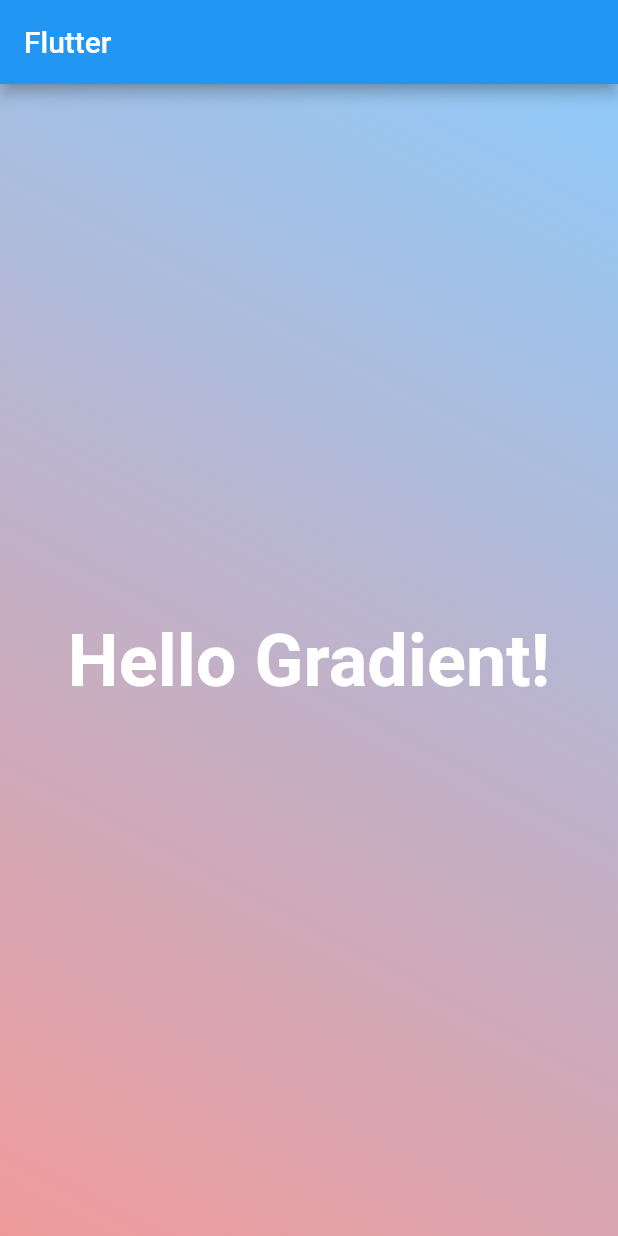
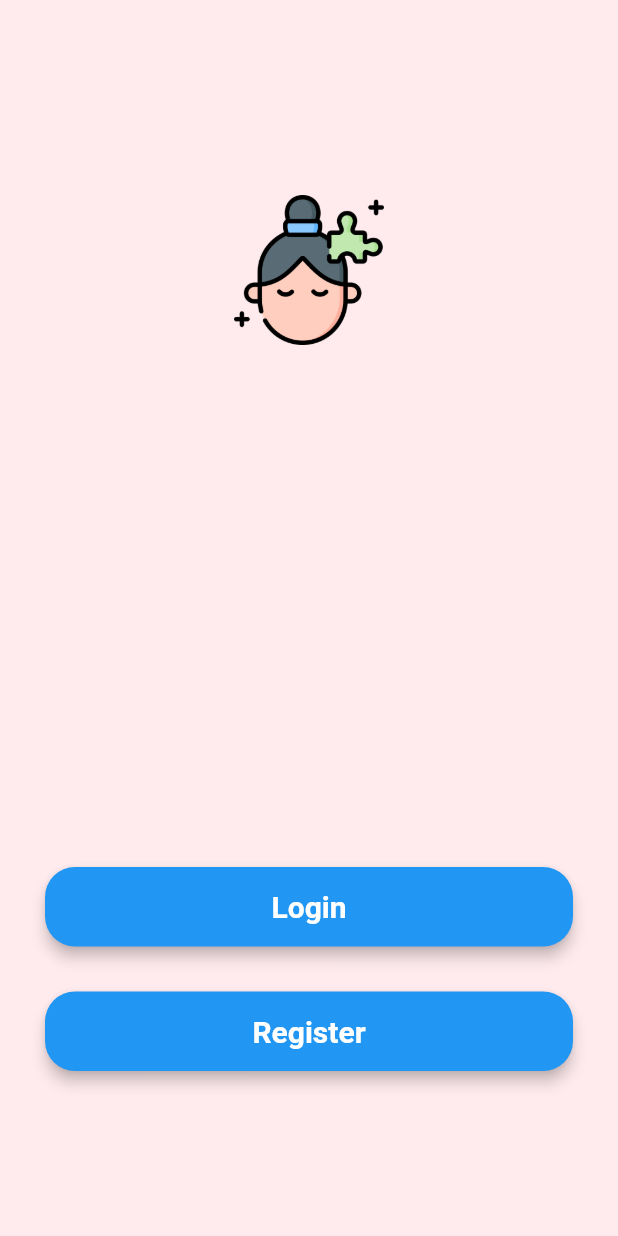
Before and after one commit to iwanjo/furaha-flutter, a Flutter app: the screen it shows after launch, on a phone screen of 412 x 824 dp. Run offline on Flutter 3.47's test engine with Material 2 defaults, Android fonts, the phone set to English and light mode, and no system bars.

Commit message:
Furaha Home Screen

```diff
--- a/furaha_app/lib/main.dart
+++ b/furaha_app/lib/main.dart
@@ -1,4 +1,5 @@
 import 'package:flutter/material.dart';
+import 'package:furaha_app/views/opening_screen.dart';
 
 void main() => runApp(MyApp());
 
@@ -6,38 +7,11 @@ class MyApp extends StatelessWidget {
   @override
   Widget build(BuildContext context) {
     return MaterialApp(
-      title: 'Flutter Demo',
+      title: 'Opening Screen',
       theme: ThemeData(
         primarySwatch: Colors.blue,
       ),
-      home: HomePage(),
+      home: OpeningScreen(),
     );
   }
 }
-
-class HomePage extends StatelessWidget {
-  @override
-  Widget build(BuildContext context) {
-    return Scaffold(
-        appBar: AppBar(
-          title: Text('Flutter'),
-        ),
-        body: Center(
-            child: Container(
-          decoration: BoxDecoration(
-              gradient: LinearGradient(
-                  begin: Alignment.topRight,
-                  end: Alignment.bottomLeft,
-                  colors: [Colors.blue[200], Colors.red[200]])),
-          child: Center(
-            child: Text(
-              'Hello Gradient!',
-              style: TextStyle(
-                  fontSize: 48.0,
-                  fontWeight: FontWeight.bold,
-                  color: Colors.white),
-            ),
-          ),
-        )));
-  }
-}
--- /dev/null
+++ b/furaha_app/lib/views/opening_screen.dart
@@ -0,0 +1,92 @@
+import 'package:flutter/material.dart';
+
+class OpeningScreen extends StatelessWidget {
+  @override
+  Widget build(BuildContext context) {
+    final mq = MediaQuery.of(context);
+
+    final logo = Image.asset(
+      "assets/mental-health.png",
+      fit: BoxFit.fill,
+      width: 100.0,
+      height: 100.0,
+    );
+
+    final loginButton = Material(
+      elevation: 4.0,
+      borderRadius: BorderRadius.circular(20.0),
+      color: Colors.blue,
+      child: MaterialButton(
+        minWidth: mq.size.width / 1.2,
+        padding: EdgeInsets.fromLTRB(10.0, 15.0, 10.0, 15.0),
+        child: Text(
+          'Login',
+          textAlign: TextAlign.center,
+          style: TextStyle(
+              fontSize: 20.0, color: Colors.white, fontWeight: FontWeight.bold),
+        ),
+        onPressed: () {
+          print("Login Pressed");
+        },
+      ),
+    );
+
+    final registerButton = Material(
+      elevation: 4.0,
+      borderRadius: BorderRadius.circular(20.0),
+      color: Colors.blue,
+      child: MaterialButton(
+        minWidth: mq.size.width / 1.2,
+        padding: EdgeInsets.fromLTRB(10.0, 15.0, 10.0, 15.0),
+        child: Text(
+          'Register',
+          textAlign: TextAlign.center,
+          style: TextStyle(
+              fontSize: 20.0, color: Colors.white, fontWeight: FontWeight.bold),
+        ),
+        onPressed: () {
+          print("Register Pressed");
+        },
+      ),
+    );
+
+    final buttons = Column(
+      mainAxisAlignment: MainAxisAlignment.start,
+      crossAxisAlignment: CrossAxisAlignment.stretch,
+      children: <Widget>[
+        loginButton,
+        Padding(
+          padding: EdgeInsets.fromLTRB(0, 30, 0, 80),
+          child: registerButton,
+        )
+      ],
+    );
+
+    return Scaffold(
+      backgroundColor: Color(0XFFFFFEBEE),
+      body: Padding(
+        padding: EdgeInsets.all(30),
+        child: Column(
+          mainAxisAlignment: MainAxisAlignment.spaceBetween,
+          children: <Widget>[
+            // Text(
+            //   'Welcome to Furaha',
+            //   textAlign: TextAlign.center,
+
+            //   style: TextStyle(
+            //       fontSize: 40.0,
+            //       color: Colors.black,
+            //       fontWeight: FontWeight.bold),
+            // ),
+            Padding(
+              padding: EdgeInsets.only(top: 100),
+              child: logo,
+            ),
+
+            buttons,
+          ],
+        ),
+      ),
+    );
+  }
+}
```
Also changed, not shown: furaha_app/lib/views/login_screen.dart (added), furaha_app/lib/views/register_screen.dart (added).
